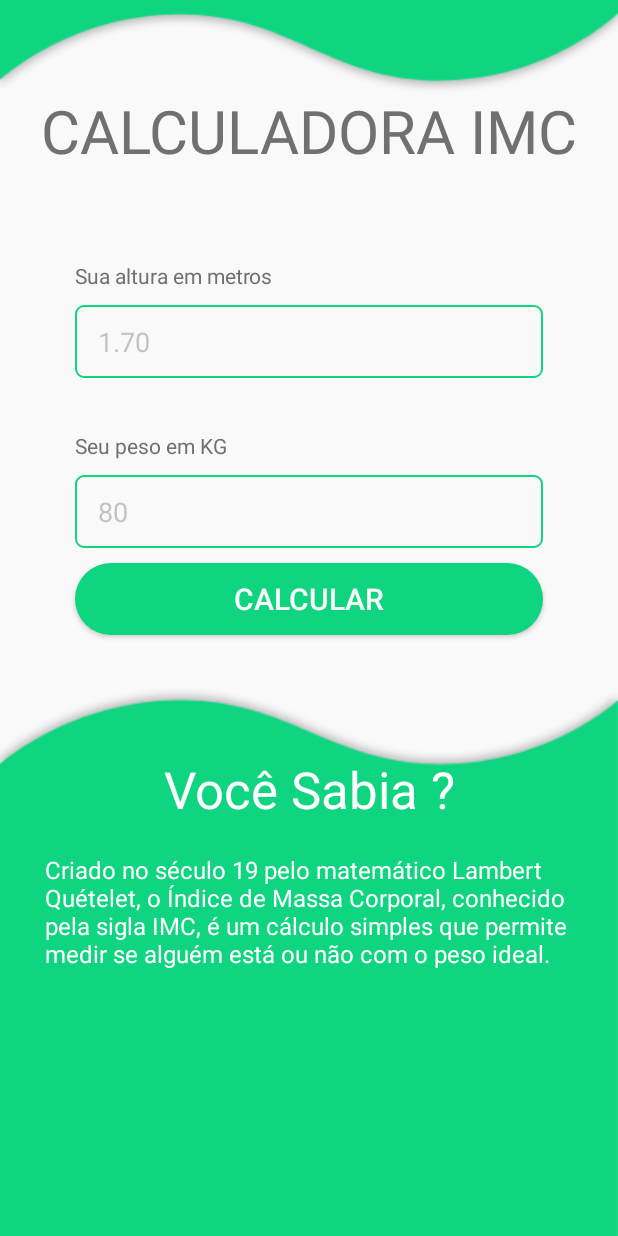
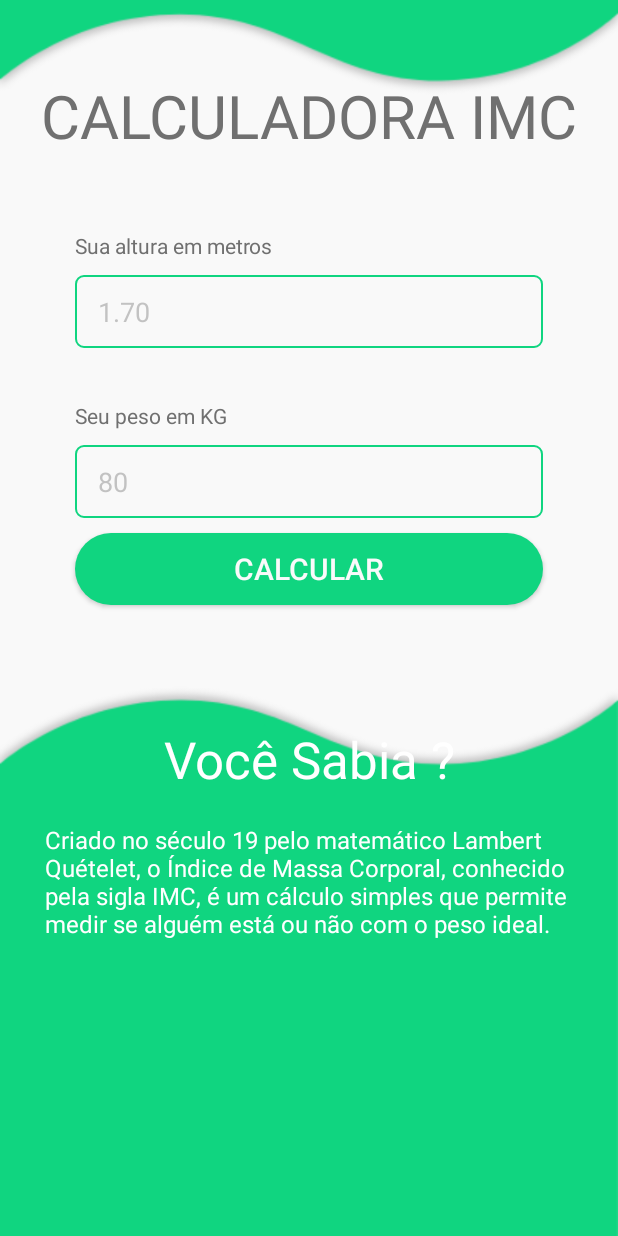
Before and after one commit to WillSantos02/AppIMC, an Android app: the layout activity_main.xml on its own in the app's theme, with its tools: preview values and no code run, on a phone screen of 412 x 824 dp. Run offline under Robolectric (Android 15) with nearby library versions, the phone set to English and light mode, and no system bars.

Commit message:
V: 0.1.1 #1 - Inclusão de icone do app #2 - Reajusta na dimensão do bg #3 - Criação das Strings

```diff
--- a/app/src/main/AndroidManifest.xml
+++ b/app/src/main/AndroidManifest.xml
@@ -4,9 +4,9 @@
 
     <application
         android:allowBackup="true"
-        android:icon="@mipmap/ic_launcher"
+        android:icon="@mipmap/ic_launcher2"
         android:label="@string/app_name"
-        android:roundIcon="@mipmap/ic_launcher_round"
+        android:roundIcon="@mipmap/ic_launcher2_round"
         android:supportsRtl="true"
         android:theme="@style/Theme.AppIMC">
         <activity
--- a/app/src/main/res/layout/activity_main.xml
+++ b/app/src/main/res/layout/activity_main.xml
@@ -13,16 +13,16 @@
         android:layout_width="wrap_content"
         android:layout_height="wrap_content"
         android:layout_gravity="center"
-        android:text="CALCULADORA IMC"
-        android:textSize="40dp"
-        android:layout_marginVertical="60dp"
+        android:text="@string/title_app"
+        android:textSize="40sp"
+        android:layout_marginVertical="50dp"
         android:textColor="#707070" />
 
     <androidx.appcompat.widget.AppCompatTextView
         android:layout_width="match_parent"
         android:layout_marginHorizontal="50dp"
         android:layout_height="wrap_content"
-        android:text="Sua altura em metros"
+        android:text="@string/height_label"
         android:textColor="#707070" />
 
     <androidx.appcompat.widget.AppCompatEditText
@@ -35,7 +35,7 @@
         android:paddingVertical="12dp"
         android:inputType="numberDecimal"
         android:background="@drawable/edit_bg"
-        android:hint="1.70"
+        android:hint="@string/height_label_hint"
         android:textColorHint="#66707070"/>
 
     <androidx.appcompat.widget.AppCompatTextView
@@ -43,7 +43,7 @@
         android:layout_marginHorizontal="50dp"
         android:layout_marginTop="25dp"
         android:layout_height="wrap_content"
-        android:text="Seu peso em KG"
+        android:text="@string/weight_label"
         android:textColor="#707070"/>
 
     <androidx.appcompat.widget.AppCompatEditText
@@ -56,7 +56,7 @@
         android:paddingVertical="12dp"
         android:inputType="numberDecimal"
         android:background="@drawable/edit_bg"
-        android:hint="80"
+        android:hint="@string/weight_label_hint"
         android:textColorHint="#66707070"/>
 
     <androidx.appcompat.widget.AppCompatButton
@@ -64,7 +64,7 @@
         android:layout_width="match_parent"
         android:layout_height="wrap_content"
         android:layout_marginHorizontal="50dp"
-        android:text="Calcular"
+        android:text="@string/btnCalcular_textValue"
         android:textSize="20sp"
         android:background="@drawable/button_bg"
         android:textColor="#fafafa"/>
@@ -100,7 +100,7 @@
         android:textSize="34sp"
         android:textColor="@color/white"
         android:layout_marginTop="80dp"
-        android:text="Você Sabia ?"/>
+        android:text="@string/tvDica_title"/>
 
     <androidx.appcompat.widget.AppCompatTextView
         android:id="@+id/tvDica"
@@ -110,7 +110,7 @@
         android:layout_marginTop="20dp"
         android:textSize="16sp"
         android:textColor="@color/white"
-        android:text="Criado no século 19 pelo matemático Lambert Quételet, o Índice de Massa Corporal, conhecido pela sigla IMC, é um cálculo simples que permite medir se alguém está ou não com o peso ideal."
+        android:text="@string/tvDica_text"
         android:layout_marginHorizontal="30dp"
         app:autoSizeTextType="uniform"/>
 
--- a/app/src/main/res/values/strings.xml
+++ b/app/src/main/res/values/strings.xml
@@ -1,3 +1,11 @@
 <resources>
-    <string name="app_name">AppIMC</string>
+    <string name="app_name">IMC - Cuidados de Saúde</string>
+    <string name="title_app">CALCULADORA IMC</string>
+    <string name="height_label">Sua altura em metros</string>
+    <string name="height_label_hint">1.70</string>
+    <string name="weight_label">Seu peso em KG</string>
+    <string name="weight_label_hint">80</string>
+    <string name="btnCalcular_textValue">Calcular</string>
+    <string name="tvDica_title">Você Sabia ?</string>
+    <string name="tvDica_text">Criado no século 19 pelo matemático Lambert Quételet, o Índice de Massa Corporal, conhecido pela sigla IMC, é um cálculo simples que permite medir se alguém está ou não com o peso ideal.</string>
 </resources>
```
